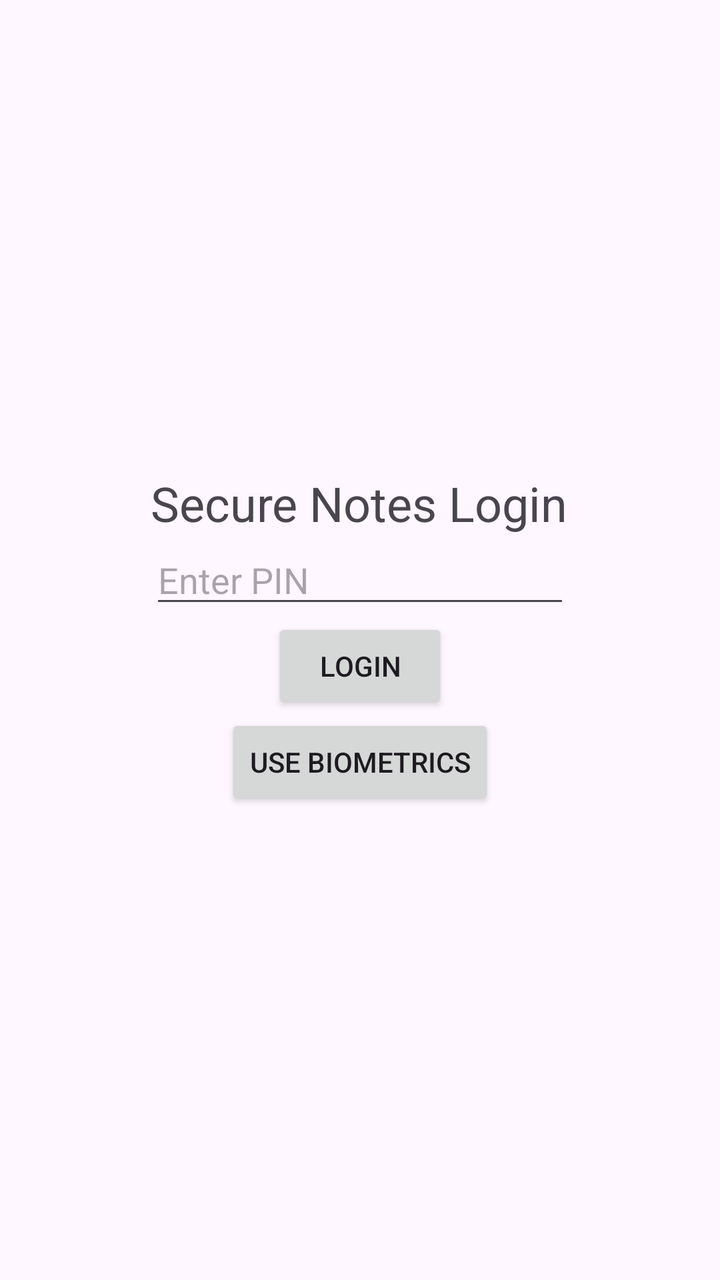
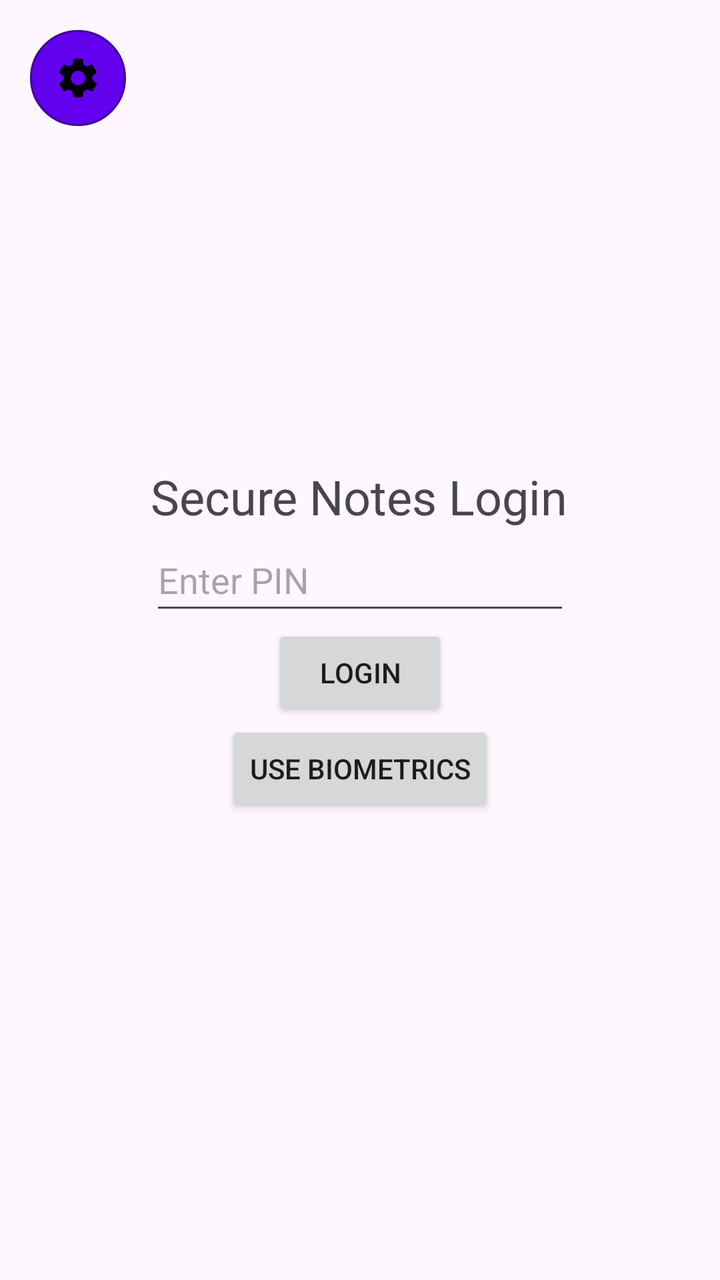

Screens rendered from an Android XML layout before and after an edit, with the pre-edit source and the edit as a unified diff.
<!-- AndroidManifest.xml: application theme Theme.SecureNotes -->
<!-- res/layout/activity_login.xml -->
<?xml version="1.0" encoding="utf-8"?>
<androidx.constraintlayout.widget.ConstraintLayout xmlns:android="http://schemas.android.com/apk/res/android"
    xmlns:app="http://schemas.android.com/apk/res-auto"
    xmlns:tools="http://schemas.android.com/tools"
    android:layout_width="match_parent"
    android:layout_height="match_parent"
    tools:context=".ui.login.LoginActivity">

    <TextView
        android:id="@+id/textView"
        android:layout_width="wrap_content"
        android:layout_height="wrap_content"
        android:text="@string/login_title"
        android:textSize="24sp"
        app:layout_constraintBottom_toTopOf="@+id/pinInput"
        app:layout_constraintEnd_toEndOf="parent"
        app:layout_constraintHorizontal_bias="0.497"
        app:layout_constraintStart_toStartOf="parent"
        app:layout_constraintTop_toTopOf="parent"
        app:layout_constraintVertical_chainStyle="packed" />

    <EditText
        android:id="@+id/pinInput"
        android:layout_width="wrap_content"
        android:layout_height="wrap_content"
        android:ems="10"
        android:hint="@string/hint_pin"
        android:inputType="numberPassword"
        app:layout_constraintBottom_toTopOf="@+id/loginButton"
        app:layout_constraintEnd_toEndOf="parent"
        app:layout_constraintStart_toStartOf="parent"
        app:layout_constraintTop_toBottomOf="@+id/textView" />

    <Button
        android:id="@+id/loginButton"
        android:layout_width="wrap_content"
        android:layout_height="wrap_content"
        android:text="@string/btn_login"
        app:layout_constraintBottom_toTopOf="@+id/biometricButton"
        app:layout_constraintEnd_toEndOf="parent"
        app:layout_constraintStart_toStartOf="parent"
        app:layout_constraintTop_toBottomOf="@+id/pinInput" />

    <Button
        android:id="@+id/biometricButton"
        android:layout_width="wrap_content"
        android:layout_height="wrap_content"
        android:text="@string/btn_use_biometrics"
        app:layout_constraintBottom_toBottomOf="parent"
        app:layout_constraintEnd_toEndOf="parent"
        app:layout_constraintStart_toStartOf="parent"
        app:layout_constraintTop_toBottomOf="@+id/loginButton" />

</androidx.constraintlayout.widget.ConstraintLayout>
<!-- resources referenced by this layout -->
<resources>
  <string name="btn_login" translatable="false">Login</string>
  <string name="btn_use_biometrics">Use Biometrics</string>
  <string name="hint_pin">Enter PIN</string>
  <string name="login_title" translatable="false">Secure Notes Login</string>
  <style name="Theme.SecureNotes" parent="Base.Theme.SecureNotes" />
  <style name="Base.Theme.SecureNotes" parent="Theme.Material3.DayNight.NoActionBar">
          
          
      </style>
</resources>

<!-- the commit's change to res/layout/activity_login.xml (unified diff, before → after) -->
@@ -26,6 +26,7 @@
         android:ems="10"
         android:hint="@string/hint_pin"
         android:inputType="numberPassword"
+        android:minHeight="48dp"
         app:layout_constraintBottom_toTopOf="@+id/loginButton"
         app:layout_constraintEnd_toEndOf="parent"
         app:layout_constraintStart_toStartOf="parent"
@@ -51,4 +52,18 @@
         app:layout_constraintStart_toStartOf="parent"
         app:layout_constraintTop_toBottomOf="@+id/loginButton" />
 
+    <ImageButton
+        android:id="@+id/settingsButton"
+        android:layout_width="48dp"
+        android:layout_height="48dp"
+        android:background="@drawable/circle_button_background"
+        android:src="@drawable/baseline_settings_24"
+        android:contentDescription="@string/settings_button_description"
+        android:padding="12dp"
+        android:scaleType="fitCenter"
+        app:layout_constraintTop_toTopOf="parent"
+        app:layout_constraintStart_toStartOf="parent"
+        android:layout_marginTop="15dp"
+        android:layout_marginStart="15dp" />
+
 </androidx.constraintlayout.widget.ConstraintLayout>
<!-- resource entries referenced after the edit -->
@@ -1,10 +1,29 @@
 <!-- resources referenced by this layout -->
 <resources>
+  <!-- drawable baseline_settings_24 (drawable) -->
+  <vector xmlns:android="http://schemas.android.com/apk/res/android" android:height="24dp" android:tint="#000000" android:viewportHeight="24" android:viewportWidth="24" android:width="24dp">
+        
+      <path android:fillColor="@android:color/white" android:pathData="M19.14,12.94c0.04,-0.3 0.06,-0.61 0.06,-0.94c0,-0.32 -0.02,-0.64 -0.07,-0.94l2.03,-1.58c0.18,-0.14 0.23,-0.41 0.12,-0.61l-1.92,-3.32c-0.12,-0.22 -0.37,-0.29 -0.59,-0.22l-2.39,0.96c-0.5,-0.38 -1.03,-0.7 -1.62,-0.94L14.4,2.81c-0.04,-0.24 -0.24,-0.41 -0.48,-0.41h-3.84c-0.24,0 -0.43,0.17 -0.47,0.41L9.25,5.35C8.66,5.59 8.12,5.92 7.63,6.29L5.24,5.33c-0.22,-0.08 -0.47,0 -0.59,0.22L2.74,8.87C2.62,9.08 2.66,9.34 2.86,9.48l2.03,1.58C4.84,11.36 4.8,11.69 4.8,12s0.02,0.64 0.07,0.94l-2.03,1.58c-0.18,0.14 -0.23,0.41 -0.12,0.61l1.92,3.32c0.12,0.22 0.37,0.29 0.59,0.22l2.39,-0.96c0.5,0.38 1.03,0.7 1.62,0.94l0.36,2.54c0.05,0.24 0.24,0.41 0.48,0.41h3.84c0.24,0 0.44,-0.17 0.47,-0.41l0.36,-2.54c0.59,-0.24 1.13,-0.56 1.62,-0.94l2.39,0.96c0.22,0.08 0.47,0 0.59,-0.22l1.92,-3.32c0.12,-0.22 0.07,-0.47 -0.12,-0.61L19.14,12.94zM12,15.6c-1.98,0 -3.6,-1.62 -3.6,-3.6s1.62,-3.6 3.6,-3.6s3.6,1.62 3.6,3.6S13.98,15.6 12,15.6z"/>
+      
+  </vector>
+  <!-- drawable circle_button_background (drawable) -->
+  <?xml version="1.0" encoding="utf-8"?>
+  <shape xmlns:android="http://schemas.android.com/apk/res/android"
+      android:shape="oval">
+      <solid android:color="@color/purple_500" />
+      
+      <stroke
+          android:width="1dp"
+          android:color="@color/purple_700" />
+  </shape>
   <string name="btn_login" translatable="false">Login</string>
   <string name="btn_use_biometrics">Use Biometrics</string>
   <string name="hint_pin">Enter PIN</string>
   <string name="login_title" translatable="false">Secure Notes Login</string>
+  <string name="settings_button_description">Settings</string>
   <style name="Theme.SecureNotes" parent="Base.Theme.SecureNotes" />
+  <color name="purple_500">#6200EE</color>
+  <color name="purple_700">#3E0099</color>
   <style name="Base.Theme.SecureNotes" parent="Theme.Material3.DayNight.NoActionBar">
           
           
